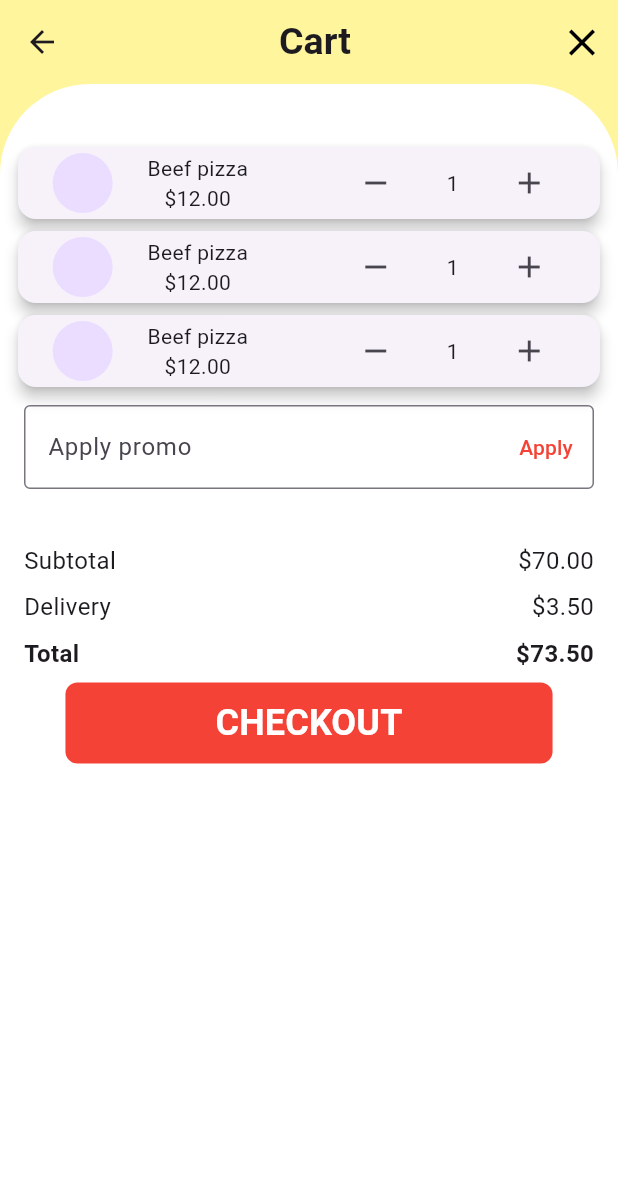
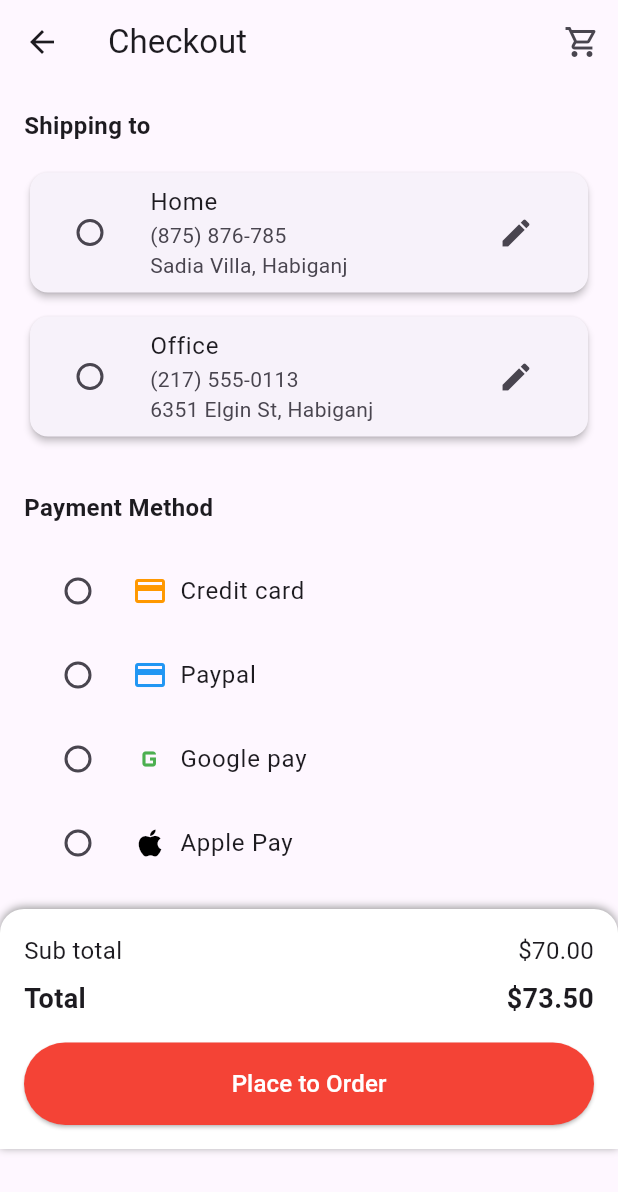
Before and after one commit to MontasirOpi/FAST-FOOD-APP-FLUTTER, a Flutter app: the CartScreen screen opened directly, after a tap on "CHECKOUT", on a phone screen of 412 x 824 dp. Shown: the top 1192 px of the screen. Run offline on Flutter 3.47's test engine with Material 3 defaults, Android fonts, the phone set to English and light mode, and no system bars.

Commit message:
checkout

```diff
--- a/lib/ui/sereens/cart_screen.dart
+++ b/lib/ui/sereens/cart_screen.dart
@@ -1,3 +1,4 @@
+import 'package:fast_foods_app/ui/sereens/checkout_screen.dart';
 import 'package:fast_foods_app/ui/widgets/price_widget_in_card.dart';
 import 'package:fast_foods_app/ui/widgets/promo_apply_cart.dart';
 import 'package:flutter/material.dart';
@@ -117,7 +118,9 @@ class _CartScreenState extends State<CartScreen> {
                 ),
                 const priceWidgetIncart(),
                 TextButton(
-                  onPressed: () {},
+                  onPressed: () {
+                    Navigator.push(context, MaterialPageRoute(builder: (context)=> CheckoutScreen()));
+                  },
                   style: TextButton.styleFrom(
                     backgroundColor: Colors.red,
                     padding:
--- /dev/null
+++ b/lib/ui/sereens/checkout_screen.dart
@@ -0,0 +1,221 @@
+import 'package:flutter/material.dart';
+
+class CheckoutScreen extends StatefulWidget {
+  @override
+  State<CheckoutScreen> createState() => _CheckoutScreenState();
+}
+
+class _CheckoutScreenState extends State<CheckoutScreen> {
+  @override
+  Widget build(BuildContext context) {
+    return Scaffold(
+      appBar: AppBar(
+        title: const Text('Checkout'),
+        actions: [
+          IconButton(
+            icon: const Icon(Icons.shopping_cart_outlined),
+            onPressed: () {
+              // Add cart icon action
+            },
+          ),
+        ],
+      ),
+      body: SingleChildScrollView(
+        child: Column(
+          children: [
+            // Shipping Address Section
+            Padding(
+              padding: const EdgeInsets.all(16.0),
+              child: Column(
+                crossAxisAlignment: CrossAxisAlignment.start,
+                children: [
+                  const Text(
+                    'Shipping to',
+                    style: TextStyle(fontSize: 16, fontWeight: FontWeight.bold),
+                  ),
+                  const SizedBox(height: 16.0),
+                  // Home Address
+                  Card(
+                    elevation: 2,
+                    child: ListTile(
+                      leading: Radio(
+                        value: 'Home',
+                        groupValue: 'ShippingAddress', // Example value
+                        onChanged: (value) {
+                          // Handle selection
+                        },
+                      ),
+                      title: const Text('Home'),
+                      subtitle:
+                          const Text('(875) 876-785\nSadia Villa, Habiganj'),
+                      trailing: IconButton(
+                        icon: const Icon(Icons.edit),
+                        onPressed: () {
+                          // Handle edit address
+                        },
+                      ),
+                    ),
+                  ),
+                  const SizedBox(height: 8.0),
+                  // Office Address
+                  Card(
+                    elevation: 2,
+                    child: ListTile(
+                      leading: Radio(
+                        value: 'Office',
+                        groupValue: 'ShippingAddress', // Example value
+                        onChanged: (value) {
+                          // Handle selection
+                        },
+                      ),
+                      title: const Text('Office'),
+                      subtitle:
+                          const Text('(217) 555-0113\n6351 Elgin St, Habiganj'),
+                      trailing: IconButton(
+                        icon: const Icon(Icons.edit),
+                        onPressed: () {
+                          // Handle edit address
+                        },
+                      ),
+                    ),
+                  ),
+                ],
+              ),
+            ),
+            const SizedBox(height: 16.0),
+            // Payment Method Section
+            Padding(
+              padding: const EdgeInsets.symmetric(horizontal: 16.0),
+              child: Column(
+                crossAxisAlignment: CrossAxisAlignment.start,
+                children: [
+                  const Text(
+                    'Payment Method',
+                    style: TextStyle(fontSize: 16, fontWeight: FontWeight.bold),
+                  ),
+                  const SizedBox(height: 16.0),
+                  Column(
+                    children: [
+                      RadioListTile(
+                        value: 'Credit Card',
+                        groupValue: 'PaymentMethod', // Example value
+                        onChanged: (value) {
+                          // Handle selection
+                        },
+                        title: const Row(
+                          children: [
+                            Icon(Icons.credit_card, color: Colors.orange),
+                            SizedBox(width: 8),
+                            Text('Credit card'),
+                          ],
+                        ),
+                      ),
+                      RadioListTile(
+                        value: 'Paypal',
+                        groupValue: 'PaymentMethod', // Example value
+                        onChanged: (value) {
+                          // Handle selection
+                        },
+                        title: const Row(
+                          children: [
+                            Icon(Icons.payment, color: Colors.blue),
+                            SizedBox(width: 8),
+                            Text('Paypal'),
+                          ],
+                        ),
+                      ),
+                      RadioListTile(
+                        value: 'Google Pay',
+                        groupValue: 'PaymentMethod', // Example value
+                        onChanged: (value) {
+                          // Handle selection
+                        },
+                        title: const Row(
+                          children: [
+                            Icon(Icons.g_mobiledata, color: Colors.green),
+                            SizedBox(width: 8),
+                            Text('Google pay'),
+                          ],
+                        ),
+                      ),
+                      RadioListTile(
+                        value: 'Apple Pay',
+                        groupValue: 'PaymentMethod', // Example value
+                        onChanged: (value) {
+                          // Handle selection
+                        },
+                        title: const Row(
+                          children: [
+                            Icon(Icons.apple, color: Colors.black),
+                            SizedBox(width: 8),
+                            Text('Apple Pay'),
+                          ],
+                        ),
+                      ),
+                    ],
+                  ),
+                ],
+              ),
+            ),
+            const SizedBox(height: 16.0),
+            // Price Summary and Place Order Button
+            Container(
+              padding: const EdgeInsets.all(16.0),
+              decoration: const BoxDecoration(
+                color: Colors.white,
+                borderRadius: BorderRadius.only(
+                  topLeft: Radius.circular(16.0),
+                  topRight: Radius.circular(16.0),
+                ),
+                boxShadow: [
+                  BoxShadow(
+                    color: Colors.grey,
+                    blurRadius: 4.0,
+                    offset: Offset(0, -1),
+                  ),
+                ],
+              ),
+              child: Column(
+                crossAxisAlignment: CrossAxisAlignment.stretch,
+                children: [
+                  const Row(
+                    mainAxisAlignment: MainAxisAlignment.spaceBetween,
+                    children: [
+                      Text('Sub total', style: TextStyle(fontSize: 16)),
+                      Text('\$70.00', style: TextStyle(fontSize: 16)),
+                    ],
+                  ),
+                  const SizedBox(height: 8.0),
+                  const Row(
+                    mainAxisAlignment: MainAxisAlignment.spaceBetween,
+                    children: [
+                      Text('Total',
+                          style: TextStyle(
+                              fontSize: 18, fontWeight: FontWeight.bold)),
+                      Text('\$73.50',
+                          style: TextStyle(
+                              fontSize: 18, fontWeight: FontWeight.bold)),
+                    ],
+                  ),
+                  const SizedBox(height: 16.0),
+                  ElevatedButton(
+                    onPressed: () {
+                      // Handle place order
+                    },
+                    style: ElevatedButton.styleFrom(
+                      backgroundColor: Colors.red,
+                      foregroundColor: Colors.white,
+                      padding: const EdgeInsets.symmetric(vertical: 16.0),
+                    ),
+                    child: const Text('Place to Order',
+                        style: TextStyle(fontSize: 16)),
+                  ),
+                ],
+              ),
+            ),
+          ],
+        ),
+      ),
+    );
+  }
+}
```
